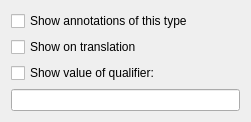
violethaze74/ugene, file src/corelibs/U2View/src/ov_sequence/annot_highlight/ui/AnnotHighlightSettings.ui: the form before one commit.
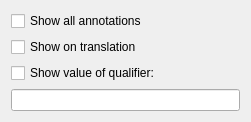
The form after the commit.

Diff of the .ui file:
```diff
--- a/src/corelibs/U2View/src/ov_sequence/annot_highlight/ui/AnnotHighlightSettings.ui
+++ b/src/corelibs/U2View/src/ov_sequence/annot_highlight/ui/AnnotHighlightSettings.ui
@@ -30,7 +30,7 @@
    <item row="0" column="0">
     <widget class="QCheckBox" name="checkShowHideAnnots">
      <property name="text">
-      <string>Show annotations of this type</string>
+      <string>Show all annotations</string>
      </property>
     </widget>
    </item>
```
